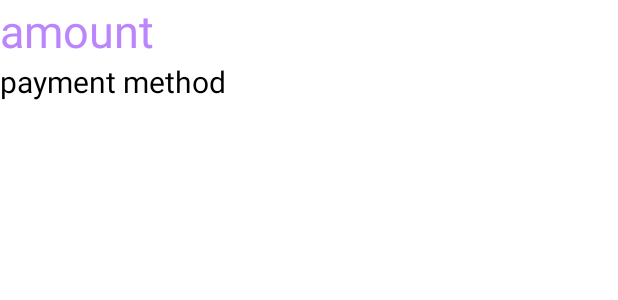
After one commit to RaniaArbash/DonationApp_W22, an Android app: the layout base_adapter_row_layout.xml on its own in the app's theme, with its tools: preview values and no code run, on a phone screen of 412 x 824 dp. The commit adds this screen. Shown: the top 300 px of the screen. Run offline under Robolectric (Android 15) with nearby library versions, the phone set to English and light mode, and no system bars.

Commit message:
Week 5 session - Base Adapter

```diff
--- a/app/src/main/AndroidManifest.xml
+++ b/app/src/main/AndroidManifest.xml
@@ -10,6 +10,11 @@
         android:roundIcon="@mipmap/ic_launcher_round"
         android:supportsRtl="true"
         android:theme="@style/Theme.DonationApp_W22">
+        <activity android:name=".BaseAdapterReportActivity">
+            <meta-data
+                android:name="android.support.PARENT_ACTIVITY"
+                android:value=".MainActivity" />
+        </activity>
         <activity
             android:name=".Report"
             android:exported="true" >
--- a/app/src/main/java/com/example/donationapp_w22/Donation.java
+++ b/app/src/main/java/com/example/donationapp_w22/Donation.java
@@ -15,6 +15,11 @@ public class Donation implements Parcelable {
     }
 
     public Donation() {
+    }
+
+    public String getPaymentMethod(){
+        return  (payment_method == 1)? "PayPal" : "Credit Card";
+
     }
 
     protected Donation(Parcel in) {
--- /dev/null
+++ b/app/src/main/res/layout/base_adapter_row_layout.xml
@@ -0,0 +1,40 @@
+<?xml version="1.0" encoding="utf-8"?>
+<LinearLayout
+    xmlns:app="http://schemas.android.com/apk/res-auto"
+    xmlns:android="http://schemas.android.com/apk/res/android"
+    android:layout_width="match_parent"
+    android:layout_height="wrap_content"
+    android:weightSum="3"
+    >
+
+    <LinearLayout
+        android:layout_weight="@integer/material_motion_duration_long_2"
+        android:layout_width="wrap_content"
+        android:layout_height="wrap_content"
+        android:orientation="vertical"
+        >
+        <TextView
+            android:id="@+id/list_amount"
+            android:layout_width="wrap_content"
+            android:layout_height="wrap_content"
+            android:textColor="@color/purple_200"
+            android:textSize="30sp"
+            android:text="amount"
+            app:layout_constraintEnd_toEndOf="parent"
+            app:layout_constraintStart_toStartOf="parent"
+            app:layout_constraintTop_toTopOf="parent"
+            />
+        <TextView
+            android:id="@+id/list_pmethod"
+            android:layout_width="wrap_content"
+            android:layout_height="wrap_content"
+            android:textColor="@color/black"
+            android:textSize="20sp"
+            android:text="payment method"
+            app:layout_constraintEnd_toEndOf="parent"
+            app:layout_constraintStart_toStartOf="parent"
+            app:layout_constraintTop_toTopOf="parent"
+            />
+    </LinearLayout>
+
+</LinearLayout>
--- /dev/null
+++ b/app/src/main/res/menu/donation_menu.xml
@@ -0,0 +1,6 @@
+<?xml version="1.0" encoding="utf-8"?>
+<menu xmlns:android="http://schemas.android.com/apk/res/android">
+<item android:id="@+id/alldonations"
+    android:title="@string/list_of_donations"/>
+    <item android:id="@+id/exit" android:title="Close the app"/>
+</menu>
--- a/app/src/main/res/values/strings.xml
+++ b/app/src/main/res/values/strings.xml
@@ -2,4 +2,5 @@
     <string name="app_name">DonationApp_W22</string>
     <string name="paypal">PayPal</string>
     <string name="credit_card">Credit Card</string>
+    <string name="list_of_donations">List Of Donations</string>
 </resources>
```
Also changed, not shown: app/src/main/java/com/example/donationapp_w22/BaseAdapterReportActivity.java (added, +28 -0 lines), app/src/main/java/com/example/donationapp_w22/DonationBaseAdapter.java (added, +51 -0 lines), app/src/main/java/com/example/donationapp_w22/MainActivity.java (+27 -0 lines), app/src/main/res/layout/activity_baseadpaterlist.xml (added, +14 -0 lines), app/src/main/res/drawable/img.png (added).
